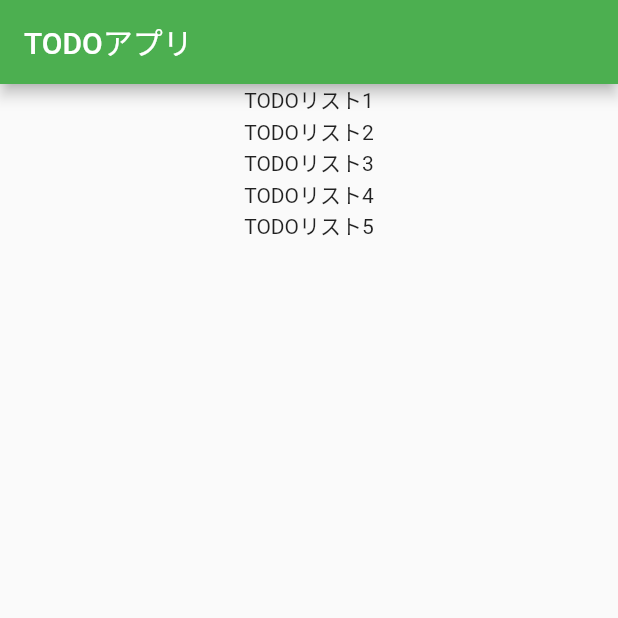
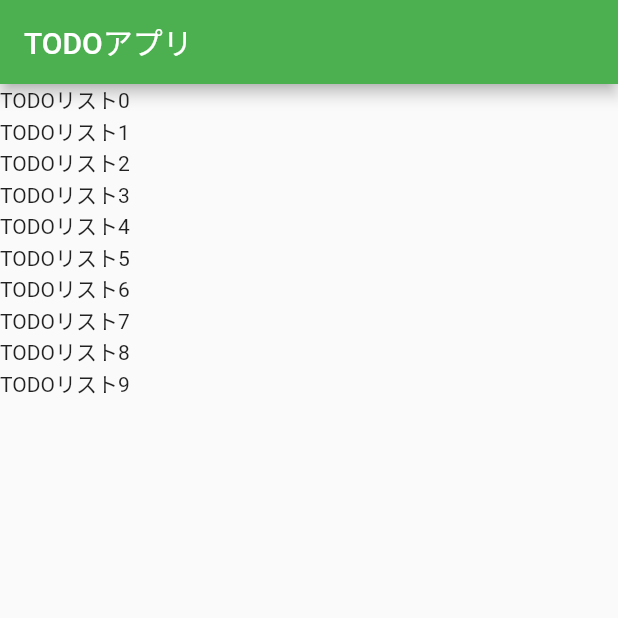
Before and after one commit to hamadayuuki/practice-flutter, a Flutter app: the screen it shows after launch, on a phone screen of 412 x 824 dp, the top half of it. Run offline on Flutter 3.47's test engine with Material 2 defaults, Android fonts, the phone set to English and light mode, and no system bars.

```diff
--- a/lib/main.dart
+++ b/lib/main.dart
@@ -43,27 +43,12 @@ class _TodoListPageState extends State<TodoListPage> {
 
       body: Center(
 
-        child: Column(
-          children: [
-            Text("TODOリスト1"),
-            Text("TODOリスト2"),
-            Text("TODOリスト3"),
-            Text("TODOリスト4"),
-            Text("TODOリスト5")
-          ]
-        )// Column
-
-        /*
-        child: Row(
-          children: [
-            Text("TODOリスト1"),
-            Text("TODOリスト2"),
-            Text("TODOリスト3"),
-            Text("TODOリスト4"),
-            Text("TODOリスト5")
-          ]
-        )// Row
-        */
+        child: ListView.builder(
+          itemCount: 10,   // リスト数
+          itemBuilder: (context, index) {
+            return Text("TODOリスト" + index.toString());
+          }
+        )// ListView.builder
 
       ),
 
```
